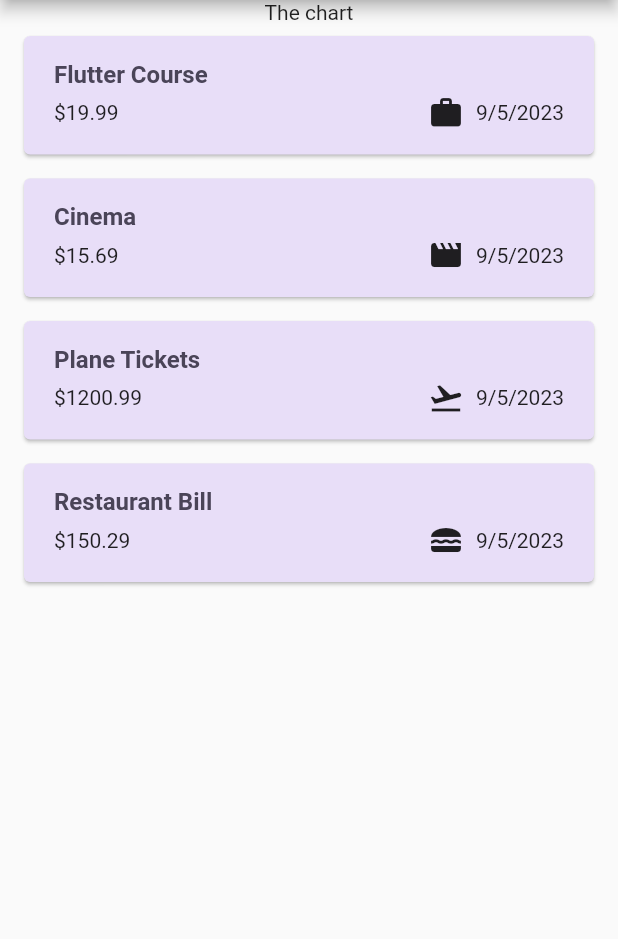
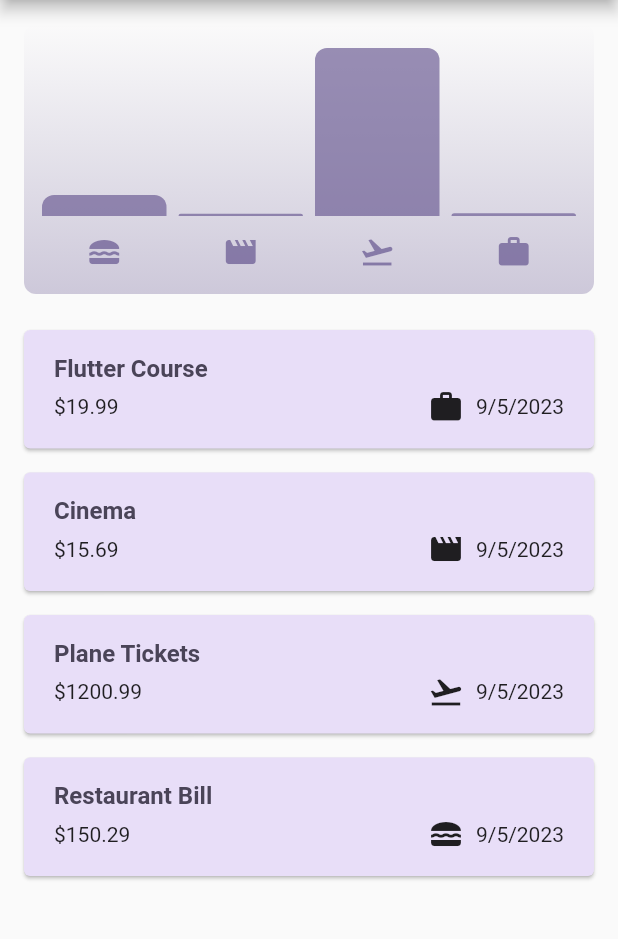
Before and after one commit to RishavGupta1C/my_expense_tracker, a Flutter app: the screen it shows after launch, on a phone screen of 412 x 824 dp, the part 84-1023 px from its top. Run offline on Flutter 3.47's test engine with Material 2 defaults, Android fonts, the phone set to English and light mode, and no system bars.

Commit message:
commit 14

```diff
--- a/lib/main.dart
+++ b/lib/main.dart
@@ -1,5 +1,5 @@
 import 'package:flutter/material.dart';
-import 'package:my_expense_tracker/widget/expenses.dart';
+import 'package:my_expense_tracker/widgets/expenses.dart';
 
 // 'k' is used for Global Variables Representation
 var kColorScheme = ColorScheme.fromSeed(
--- a/lib/models/expense.dart
+++ b/lib/models/expense.dart
@@ -38,3 +38,30 @@ class Expense {
     return formatter.format(date);
   }
 }
+
+class ExpenseBucket {
+  const ExpenseBucket({
+    required this.category,
+    required this.expenses,
+  });
+
+  ExpenseBucket.forCategory(
+    List<Expense> allExpenses,
+    this.category,
+  ) : expenses = allExpenses
+            .where((expense) => expense.category == category)
+            .toList();
+
+  final Category category;
+  final List<Expense> expenses;
+
+  double get totalExpenses {
+    double sum = 0;
+
+    for (final expense in expenses) {
+      sum += expense.amount;
+    }
+
+    return sum;
+  }
+}
--- /dev/null
+++ b/lib/widgets/chart/chart.dart
@@ -0,0 +1,95 @@
+import 'package:flutter/material.dart';
+
+import 'package:my_expense_tracker/widgets/chart/chart_bar.dart';
+import 'package:my_expense_tracker/models/expense.dart';
+
+class Chart extends StatelessWidget {
+  const Chart({Key? key, required this.expenses}) : super(key: key);
+
+  final List<Expense> expenses;
+
+  List<ExpenseBucket> get buckets {
+    return [
+      ExpenseBucket.forCategory(expenses, Category.food),
+      ExpenseBucket.forCategory(expenses, Category.leisure),
+      ExpenseBucket.forCategory(expenses, Category.travel),
+      ExpenseBucket.forCategory(expenses, Category.work),
+    ];
+  }
+
+  double get maxTotalExpense {
+    double maxTotalExpense = 0;
+
+    for (final bucket in buckets) {
+      if (bucket.totalExpenses > maxTotalExpense) {
+        maxTotalExpense = bucket.totalExpenses;
+      }
+    }
+
+    return maxTotalExpense;
+  }
+
+  @override
+  Widget build(BuildContext context) {
+    final isDarkMode =
+        MediaQuery.of(context).platformBrightness == Brightness.dark;
+    return Container(
+      margin: const EdgeInsets.all(16),
+      padding: const EdgeInsets.symmetric(
+        vertical: 16,
+        horizontal: 8,
+      ),
+      width: double.infinity,
+      height: 180,
+      decoration: BoxDecoration(
+        borderRadius: BorderRadius.circular(8),
+        gradient: LinearGradient(
+          colors: [
+            Theme.of(context).colorScheme.primary.withOpacity(0.3),
+            Theme.of(context).colorScheme.primary.withOpacity(0.0)
+          ],
+          begin: Alignment.bottomCenter,
+          end: Alignment.topCenter,
+        ),
+      ),
+      child: Column(
+        children: [
+          Expanded(
+            child: Row(
+              crossAxisAlignment: CrossAxisAlignment.end,
+              children: [
+                for (final bucket in buckets) // alternative to map()
+                  ChartBar(
+                    fill: bucket.totalExpenses == 0
+                        ? 0
+                        : bucket.totalExpenses / maxTotalExpense,
+                  )
+              ],
+            ),
+          ),
+          const SizedBox(height: 12),
+          Row(
+            children: buckets // for ... in
+                .map(
+                  (bucket) => Expanded(
+                    child: Padding(
+                      padding: const EdgeInsets.symmetric(horizontal: 4),
+                      child: Icon(
+                        categoryIcons[bucket.category],
+                        color: isDarkMode
+                            ? Theme.of(context).colorScheme.secondary
+                            : Theme.of(context)
+                                .colorScheme
+                                .primary
+                                .withOpacity(0.7),
+                      ),
+                    ),
+                  ),
+                )
+                .toList(),
+          )
+        ],
+      ),
+    );
+  }
+}
--- /dev/null
+++ b/lib/widgets/chart/chart_bar.dart
@@ -0,0 +1,34 @@
+import 'package:flutter/material.dart';
+
+class ChartBar extends StatelessWidget {
+  const ChartBar({
+    Key? key,
+    required this.fill,
+  }) : super(key: key);
+
+  final double fill;
+
+  @override
+  Widget build(BuildContext context) {
+    final isDarkMode =
+        MediaQuery.of(context).platformBrightness == Brightness.dark;
+    return Expanded(
+      child: Padding(
+        padding: const EdgeInsets.symmetric(horizontal: 4),
+        child: FractionallySizedBox(
+          heightFactor: fill, // 0 <> 1
+          child: DecoratedBox(
+            decoration: BoxDecoration(
+              shape: BoxShape.rectangle,
+              borderRadius:
+                  const BorderRadius.vertical(top: Radius.circular(8)),
+              color: isDarkMode
+                  ? Theme.of(context).colorScheme.secondary
+                  : Theme.of(context).colorScheme.primary.withOpacity(0.65),
+            ),
+          ),
+        ),
+      ),
+    );
+  }
+}
--- a/lib/widget/expenses.dart
+++ b/lib/widgets/expenses.dart
@@ -1,7 +1,8 @@
 import 'package:flutter/material.dart';
-import 'package:my_expense_tracker/widget/expenses_list/expenses_list.dart';
+import 'package:my_expense_tracker/widgets/chart/chart.dart';
+import 'package:my_expense_tracker/widgets/expenses_list/expenses_list.dart';
 import 'package:my_expense_tracker/models/expense.dart';
-import 'package:my_expense_tracker/widget/new_expense.dart';
+import 'package:my_expense_tracker/widgets/new_expense.dart';
 
 class Expenses extends StatefulWidget {
   const Expenses({Key? key}) : super(key: key);
@@ -106,7 +107,7 @@ class _ExpensesState extends State<Expenses> {
       ),
       body: Column(
         children: [
-          Text('The chart'),
+          Chart(expenses: _registeredExpenses),
           // As ListView is present inside this Column Widget
           // Expanded is used to resolve this ambiguity of size
           Expanded(
--- a/lib/widget/expenses_list/expenses_list.dart
+++ b/lib/widgets/expenses_list/expenses_list.dart
@@ -1,6 +1,6 @@
 import 'package:flutter/material.dart';
 import 'package:my_expense_tracker/models/expense.dart';
-import 'package:my_expense_tracker/widget/expenses_list/expense_item.dart';
+import 'package:my_expense_tracker/widgets/expenses_list/expense_item.dart';
 
 class ExpensesList extends StatelessWidget {
   const ExpensesList({
```
Also changed, not shown: lib/widgets/expenses_list/expense_item.dart (renamed from lib/widget/expenses_list/expense_item.dart), lib/widgets/new_expense.dart (renamed from lib/widget/new_expense.dart).
